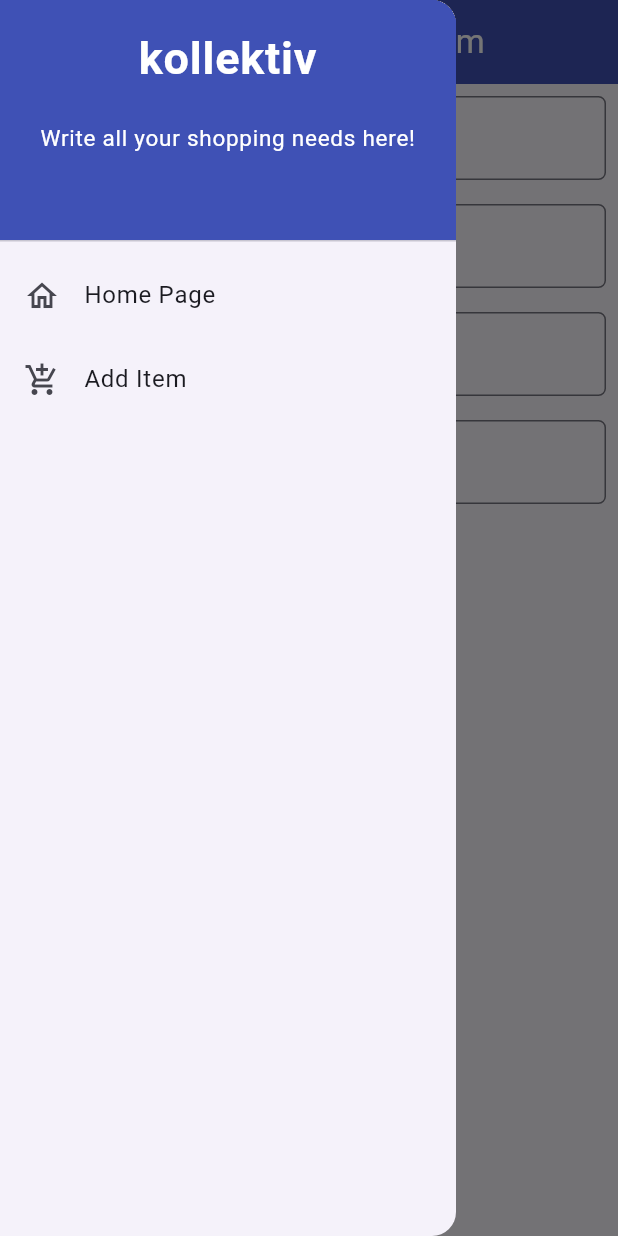
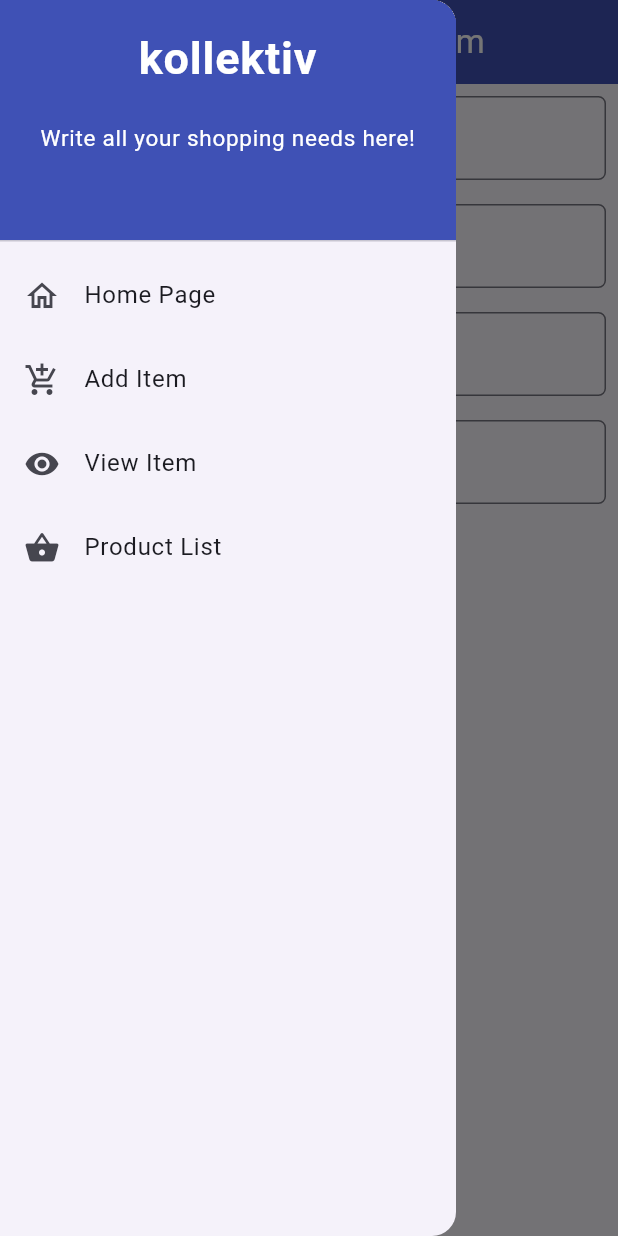
Before and after one commit to niboobin/kollektiv, a Flutter app: the ShopFormPage screen opened directly, with the side drawer open, on a phone screen of 412 x 824 dp. Run offline on Flutter 3.47's test engine with Material 2 defaults, Android fonts, the light colour scheme and no system bars; missing offline and left inert: pbp_django_auth; network calls fail.

Commit message:
Assignment 9

```diff
--- /dev/null
+++ b/lib/models/product.dart
@@ -0,0 +1,69 @@
+// To parse this JSON data, do
+//
+//     final product = productFromJson(jsonString);
+
+import 'dart:convert';
+
+List<Product> productFromJson(String str) => List<Product>.from(json.decode(str).map((x) => Product.fromJson(x)));
+
+String productToJson(List<Product> data) => json.encode(List<dynamic>.from(data.map((x) => x.toJson())));
+
+class Product {
+    String model;
+    int pk;
+    Fields fields;
+
+    Product({
+        required this.model,
+        required this.pk,
+        required this.fields,
+    });
+
+    factory Product.fromJson(Map<String, dynamic> json) => Product(
+        model: json["model"],
+        pk: json["pk"],
+        fields: Fields.fromJson(json["fields"]),
+    );
+
+    Map<String, dynamic> toJson() => {
+        "model": model,
+        "pk": pk,
+        "fields": fields.toJson(),
+    };
+}
+
+class Fields {
+    int user;
+    String name;
+    int amount;
+    DateTime dateAdded;
+    int price;
+    String description;
+
+    Fields({
+        required this.user,
+        required this.name,
+        required this.amount,
+        required this.dateAdded,
+        required this.price,
+        required this.description,
+    });
+
+    factory Fields.fromJson(Map<String, dynamic> json) => Fields(
+        user: json["user"],
+        name: json["name"],
+        amount: json["amount"],
+        dateAdded: DateTime.parse(json["date_added"]),
+        price: json["price"],
+        description: json["description"],
+    );
+
+    Map<String, dynamic> toJson() => {
+        "user": user,
+        "name": name,
+        "amount": amount,
+        "date_added": "${dateAdded.year.toString().padLeft(4, '0')}-${dateAdded.month.toString().padLeft(2, '0')}-${dateAdded.day.toString().padLeft(2, '0')}",
+        "price": price,
+        "description": description,
+    };
+}
--- a/lib/widgets/left_drawer.dart
+++ b/lib/widgets/left_drawer.dart
@@ -1,6 +1,7 @@
 import 'package:flutter/material.dart';
 import 'package:kollektiv/screens/menu.dart';
 import 'package:kollektiv/screens/item_form.dart';
+import 'package:kollektiv/screens/list_product.dart';
 
 class LeftDrawer extends StatelessWidget {
   const LeftDrawer({super.key});
@@ -62,6 +63,29 @@
                   ));
             },
           ),
+          ListTile(
+            leading: const Icon(Icons.remove_red_eye),
+            title: const Text('View Item'),
+            // redirect to ShopFormPage
+            onTap: () {
+              Navigator.pushReplacement(
+                  context,
+                  MaterialPageRoute(
+                    builder: (context) => const ShopFormPage(),
+                  ));
+            },
+          ),
+          ListTile(
+            leading: const Icon(Icons.shopping_basket),
+            title: const Text('Product List'),
+            onTap: () {
+              // Route menu to product page
+              Navigator.push(
+                context,
+                MaterialPageRoute(builder: (context) => const ProductPage()),
+              );
+            },
+          )
         ],
       ),
     );
--- a/pubspec.yaml
+++ b/pubspec.yaml
@@ -35,6 +35,9 @@
   # The following adds the Cupertino Icons font to your application.
   # Use with the CupertinoIcons class for iOS style icons.
   cupertino_icons: ^1.0.2
+  provider: ^6.1.1
+  pbp_django_auth: ^0.4.0
+  http: ^1.1.0
 
 dev_dependencies:
   flutter_test:
```
Also changed, not shown: lib/main.dart (+15 -23 lines), lib/screens/item_form.dart (+35 -30 lines), lib/screens/list_product.dart (added, +90 -0 lines), lib/screens/login.dart (added, +114 -0 lines), lib/widgets/item_card.dart (+30 -2 lines), pubspec.lock, 2 other files.
